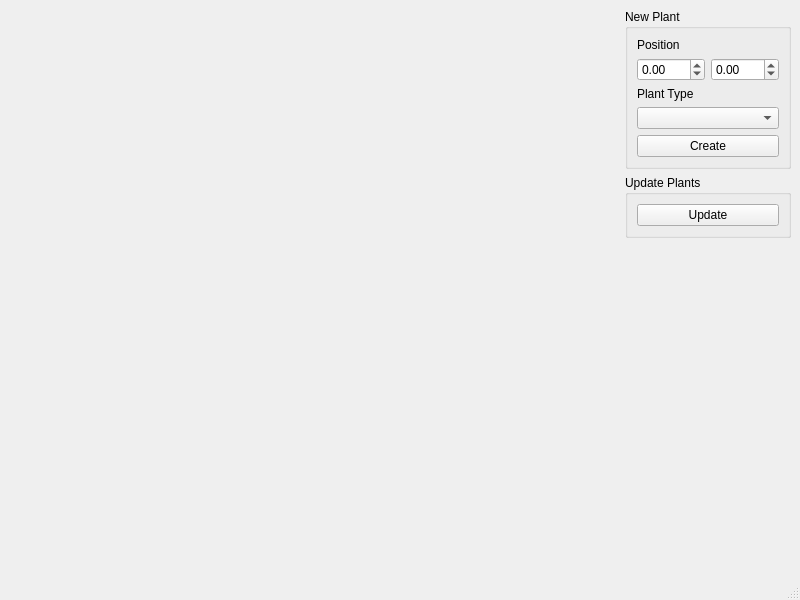
First picture: the form in ui/MainWindow.ui, repository neeravnagda/PlantSim, before the edit.
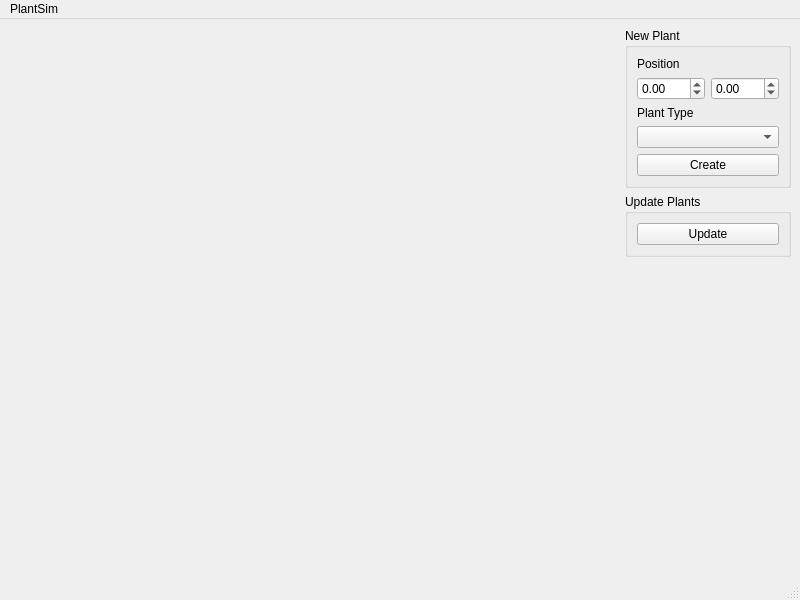
Second picture: the form after the edit.

Commit message: added PlantBlueprintDialog with error checking

Diff of the .ui file:
```diff
--- a/ui/MainWindow.ui
+++ b/ui/MainWindow.ui
@@ -64,7 +64,16 @@
       </property>
       <layout class="QGridLayout" name="gridLayout">
        <item row="3" column="0" colspan="2">
-        <widget class="QComboBox" name="m_plantType"/>
+        <widget class="QComboBox" name="m_plantType">
+         <property name="currentIndex">
+          <number>-1</number>
+         </property>
+         <item>
+          <property name="text">
+           <string>create new</string>
+          </property>
+         </item>
+        </widget>
        </item>
        <item row="2" column="0" colspan="2">
         <widget class="QLabel" name="label_2">
@@ -118,9 +127,18 @@
      <x>0</x>
      <y>0</y>
      <width>800</width>
-     <height>19</height>
+     <height>22</height>
     </rect>
    </property>
+   <widget class="QMenu" name="menuPlantSim">
+    <property name="title">
+     <string>PlantSim</string>
+    </property>
+    <addaction name="s_newPlantBlueprint"/>
+    <addaction name="separator"/>
+    <addaction name="s_quit"/>
+   </widget>
+   <addaction name="menuPlantSim"/>
   </widget>
   <widget class="QStatusBar" name="statusbar"/>
  </widget>
```
Left out of the diff: 14 changed lines with no effect on the pictures. The commit also changes 10 other files.
